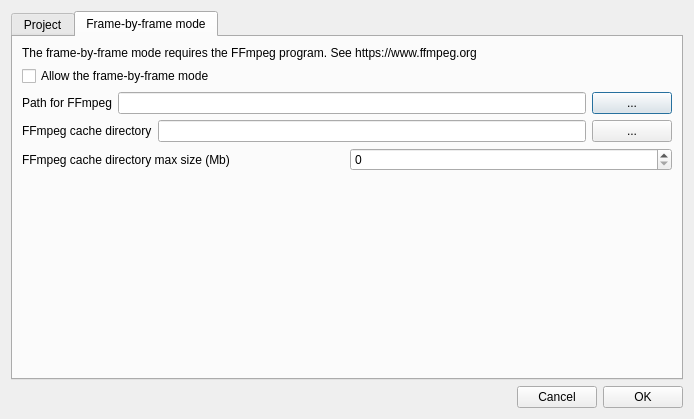
First picture: the form in preferences.ui, repository olivierfriard/BORIS, before the edit.
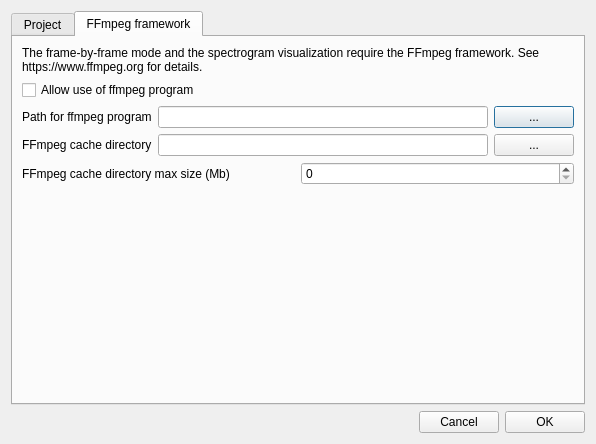
Second picture: the form after the edit. The open tabs and pages were chosen to show the change.

Commit message: modified ffmpeg tab of preferences window

The edit to the form file:
```diff
--- a/preferences.ui
+++ b/preferences.ui
@@ -9,8 +9,8 @@
    <rect>
     <x>0</x>
     <y>0</y>
-    <width>694</width>
-    <height>419</height>
+    <width>596</width>
+    <height>444</height>
    </rect>
   </property>
   <property name="windowTitle">
@@ -193,7 +193,7 @@
        </widget>
        <widget class="QWidget" name="tab_2">
         <attribute name="title">
-         <string>Frame-by-frame mode</string>
+         <string>FFmpeg framework</string>
         </attribute>
         <layout class="QVBoxLayout" name="verticalLayout_4">
          <item>
@@ -201,14 +201,20 @@
            <item>
             <widget class="QLabel" name="label_14">
              <property name="text">
-              <string>The frame-by-frame mode requires the FFmpeg program. See https://www.ffmpeg.org </string>
+              <string>&lt;html&gt;&lt;head/&gt;&lt;body&gt;&lt;p&gt;The frame-by-frame mode and the spectrogram visualization require the FFmpeg framework. See https://www.ffmpeg.org for details.&lt;/p&gt;&lt;/body&gt;&lt;/html&gt;</string>
+             </property>
+             <property name="scaledContents">
+              <bool>false</bool>
+             </property>
+             <property name="wordWrap">
+              <bool>true</bool>
              </property>
             </widget>
            </item>
            <item>
             <widget class="QCheckBox" name="cbAllowFrameByFrameMode">
              <property name="text">
-              <string>Allow the frame-by-frame mode</string>
+              <string>Allow use of ffmpeg program</string>
              </property>
             </widget>
            </item>
@@ -217,7 +223,7 @@
              <item>
               <widget class="QLabel" name="lbFFmpeg">
                <property name="text">
-                <string>Path for FFmpeg</string>
+                <string>&lt;html&gt;&lt;head/&gt;&lt;body&gt;&lt;p&gt;Path for ffmpeg program&lt;/p&gt;&lt;/body&gt;&lt;/html&gt;</string>
                </property>
               </widget>
              </item>
```
The commit also changes 3 other files.
